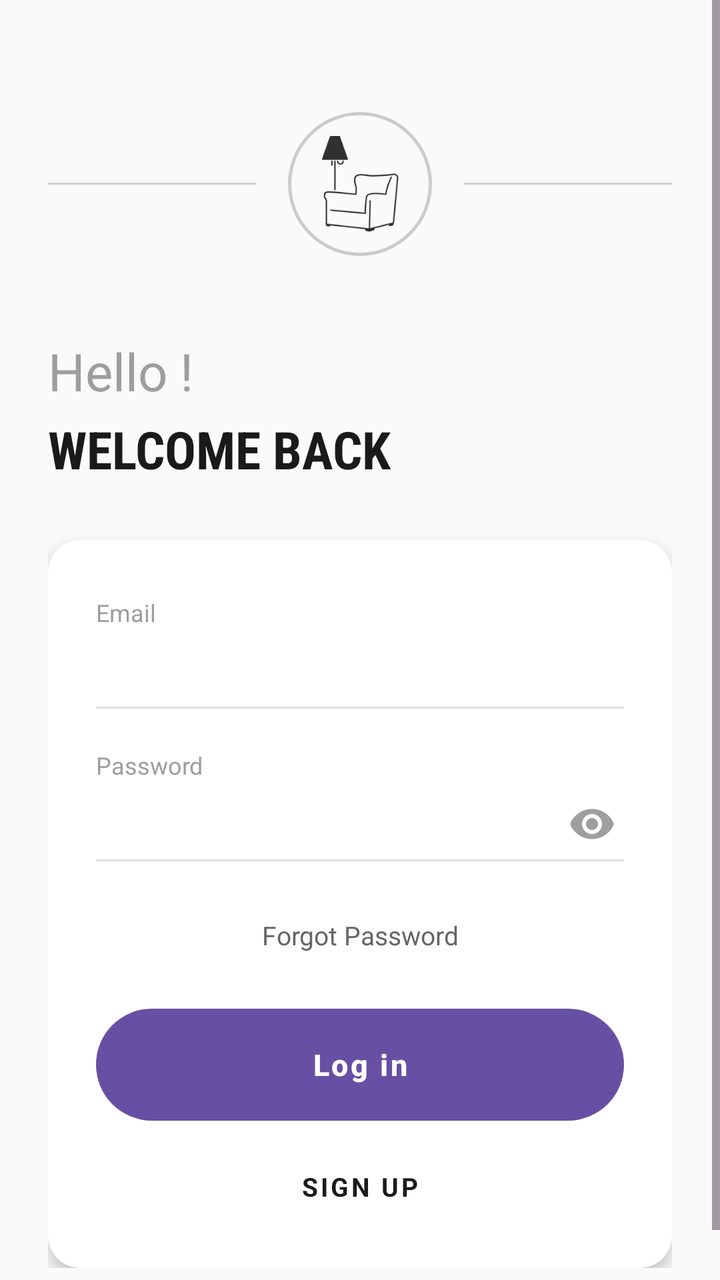
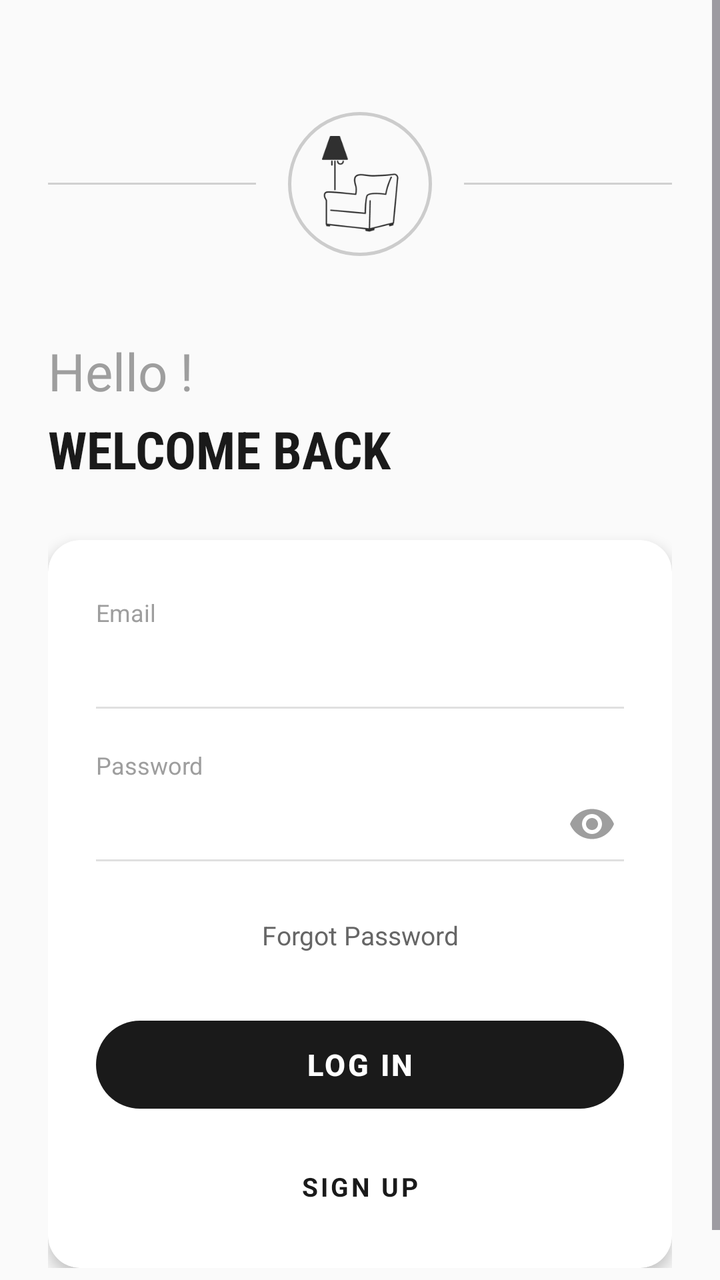

Compare the two renders of this Android layout. The source of the first and the diff that turns it into the second are given below.
<!-- AndroidManifest.xml: application theme Theme.Furniture -->
<!-- res/layout/activity_login.xml -->
<?xml version="1.0" encoding="utf-8"?>
<ScrollView xmlns:android="http://schemas.android.com/apk/res/android"
    xmlns:app="http://schemas.android.com/apk/res-auto"
    android:layout_width="match_parent"
    android:layout_height="match_parent"
    android:background="#FAFAFA"
    android:fillViewport="true">

    <LinearLayout
        android:layout_width="match_parent"
        android:layout_height="wrap_content"
        android:orientation="vertical"
        android:paddingHorizontal="24dp"
        android:paddingTop="56dp"
        android:paddingBottom="32dp">

        
        <LinearLayout
            android:layout_width="match_parent"
            android:layout_height="wrap_content"
            android:gravity="center_vertical"
            android:orientation="horizontal"
            android:layout_marginBottom="40dp">

            <View
                android:layout_width="0dp"
                android:layout_height="1dp"
                android:layout_weight="1"
                android:background="#D0D0D0" />

            <ImageView
                android:layout_width="72dp"
                android:layout_height="72dp"
                android:layout_marginHorizontal="16dp"
                android:background="@drawable/bg_logo_circle"
                android:src="@drawable/logo"
                android:padding="12dp"
                android:scaleType="centerInside"
                android:contentDescription="FurniSpace Logo" />

            <View
                android:layout_width="0dp"
                android:layout_height="1dp"
                android:layout_weight="1"
                android:background="#D0D0D0" />
        </LinearLayout>

        
        <TextView
            android:layout_width="wrap_content"
            android:layout_height="wrap_content"
            android:text="Hello !"
            android:textSize="26sp"
            android:textColor="#9E9E9E"
            android:fontFamily="sans-serif"
            android:layout_marginBottom="4dp" />

        <TextView
            android:layout_width="wrap_content"
            android:layout_height="wrap_content"
            android:text="WELCOME BACK"
            android:textSize="26sp"
            android:textStyle="bold"
            android:textColor="#1A1A1A"
            android:fontFamily="sans-serif-condensed"
            android:layout_marginBottom="28dp" />

        
        <androidx.cardview.widget.CardView
            android:layout_width="match_parent"
            android:layout_height="wrap_content"
            app:cardCornerRadius="16dp"
            app:cardElevation="4dp"
            app:cardBackgroundColor="#FFFFFF">

            <LinearLayout
                android:layout_width="match_parent"
                android:layout_height="wrap_content"
                android:orientation="vertical"
                android:paddingHorizontal="24dp"
                android:paddingTop="28dp"
                android:paddingBottom="24dp">

                
                <TextView
                    android:layout_width="wrap_content"
                    android:layout_height="wrap_content"
                    android:text="Email"
                    android:textColor="#9E9E9E"
                    android:textSize="12sp"
                    android:layout_marginBottom="4dp" />

                <EditText
                    android:id="@+id/et_login_email"
                    android:layout_width="match_parent"
                    android:layout_height="wrap_content"
                    android:background="@null"
                    android:inputType="textEmailAddress"
                    android:paddingVertical="8dp"
                    android:textColor="#1A1A1A"
                    android:textSize="14sp" />

                <View
                    android:layout_width="match_parent"
                    android:layout_height="1dp"
                    android:background="#E0E0E0"
                    android:layout_marginBottom="20dp" />

                
                <TextView
                    android:layout_width="wrap_content"
                    android:layout_height="wrap_content"
                    android:text="Password"
                    android:textColor="#9E9E9E"
                    android:textSize="12sp"
                    android:layout_marginBottom="4dp" />

                <RelativeLayout
                    android:layout_width="match_parent"
                    android:layout_height="wrap_content">

                    <EditText
                        android:id="@+id/et_login_password"
                        android:layout_width="match_parent"
                        android:layout_height="wrap_content"
                        android:background="@null"
                        android:inputType="textPassword"
                        android:paddingVertical="8dp"
                        android:paddingEnd="40dp"
                        android:textColor="#1A1A1A"
                        android:textSize="14sp" />

                    <ImageButton
                        android:id="@+id/btn_toggle_password"
                        android:layout_width="32dp"
                        android:layout_height="32dp"
                        android:layout_alignParentEnd="true"
                        android:layout_centerVertical="true"
                        android:background="@null"
                        android:src="@drawable/ic_eye"
                        android:contentDescription="Toggle Password" />
                </RelativeLayout>

                <View
                    android:layout_width="match_parent"
                    android:layout_height="1dp"
                    android:background="#E0E0E0"
                    android:layout_marginBottom="20dp" />

                
                <TextView
                    android:layout_width="match_parent"
                    android:layout_height="wrap_content"
                    android:text="Forgot Password"
                    android:gravity="center"
                    android:textColor="#666666"
                    android:textSize="13sp"
                    android:padding="8dp"
                    android:layout_marginBottom="20dp" />

                
                <ProgressBar
                    android:id="@+id/progress_login"
                    android:layout_width="wrap_content"
                    android:layout_height="wrap_content"
                    android:layout_gravity="center"
                    android:visibility="gone"
                    android:layout_marginBottom="8dp" />

                
                <Button
                    android:id="@+id/btn_login"
                    android:layout_width="match_parent"
                    android:layout_height="56dp"
                    android:text="Log in"
                    android:textColor="#FFFFFF"
                    android:textSize="15sp"
                    android:textStyle="bold"
                    android:letterSpacing="0.08"
                    android:background="@drawable/bg_button_black"
                    android:layout_marginBottom="16dp"
                    android:stateListAnimator="@null" />

                
                <TextView
                    android:id="@+id/tv_go_to_register"
                    android:layout_width="match_parent"
                    android:layout_height="wrap_content"
                    android:text="SIGN UP"
                    android:gravity="center"
                    android:textColor="#1A1A1A"
                    android:textStyle="bold"
                    android:textSize="13sp"
                    android:letterSpacing="0.1"
                    android:padding="8dp" />

            </LinearLayout>
        </androidx.cardview.widget.CardView>

    </LinearLayout>
</ScrollView>
<!-- resources referenced by this layout -->
<resources>
  <!-- drawable bg_button_black (drawable) -->
  <?xml version="1.0" encoding="utf-8"?>
  <shape xmlns:android="http://schemas.android.com/apk/res/android"
      android:shape="rectangle">
      <corners android:radius="28dp" />
      <solid android:color="#1A1A1A" />
  </shape>
  <!-- drawable bg_logo_circle (drawable) -->
  <?xml version="1.0" encoding="utf-8"?>
  <shape xmlns:android="http://schemas.android.com/apk/res/android"
      android:shape="oval">
      <stroke
          android:width="1.5dp"
          android:color="#CCCCCC" />
      <solid android:color="@android:color/transparent" />
  </shape>
  <!-- drawable ic_eye (drawable) -->
  <vector xmlns:android="http://schemas.android.com/apk/res/android"
      android:width="24dp"
      android:height="24dp"
      android:viewportWidth="24"
      android:viewportHeight="24">
      <path
          android:fillColor="#9E9E9E"
          android:pathData="M12,4.5C7,4.5 2.73,7.61 1,12c1.73,4.39 6,7.5 11,7.5s9.27,-3.11 11,-7.5c-1.73,-4.39 -6,-7.5 -11,-7.5zM12,17c-2.76,0 -5,-2.24 -5,-5s2.24,-5 5,-5 5,2.24 5,5 -2.24,5 -5,5zM12,9c-1.66,0 -3,1.34 -3,3s1.34,3 3,3 3,-1.34 3,-3 -1.34,-3 -3,-3z"/>
  </vector>
  <!-- drawable logo: png bitmap (drawable, 4548 bytes) -->
  <style name="Theme.Furniture" parent="Base.Theme.Furniture" />
  <style name="Base.Theme.Furniture" parent="Theme.Material3.DayNight.NoActionBar">
          
          
      </style>
</resources>

<!-- the commit's change to res/layout/activity_login.xml (unified diff, before → after) -->
@@ -168,7 +168,7 @@
                     android:layout_marginBottom="8dp" />
 
                 
-                <Button
+                <com.google.android.material.button.MaterialButton
                     android:id="@+id/btn_login"
                     android:layout_width="match_parent"
                     android:layout_height="56dp"
@@ -177,7 +177,10 @@
                     android:textSize="15sp"
                     android:textStyle="bold"
                     android:letterSpacing="0.08"
-                    android:background="@drawable/bg_button_black"
+                    app:backgroundTint="#1A1A1A"
+                    app:cornerRadius="28dp"
+                    app:elevation="0dp"
+                    style="@style/Widget.MaterialComponents.Button"
                     android:layout_marginBottom="16dp"
                     android:stateListAnimator="@null" />
 
<!-- resource entries referenced after the edit -->
@@ -1,12 +1,5 @@
 <!-- resources referenced by this layout -->
 <resources>
-  <!-- drawable bg_button_black (drawable) -->
-  <?xml version="1.0" encoding="utf-8"?>
-  <shape xmlns:android="http://schemas.android.com/apk/res/android"
-      android:shape="rectangle">
-      <corners android:radius="28dp" />
-      <solid android:color="#1A1A1A" />
-  </shape>
   <!-- drawable bg_logo_circle (drawable) -->
   <?xml version="1.0" encoding="utf-8"?>
   <shape xmlns:android="http://schemas.android.com/apk/res/android"
